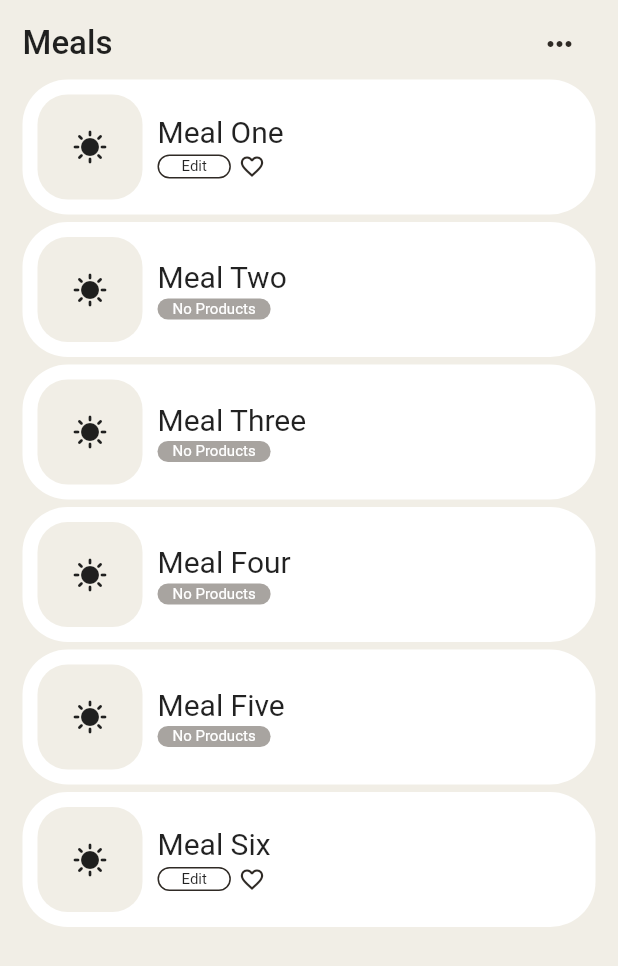
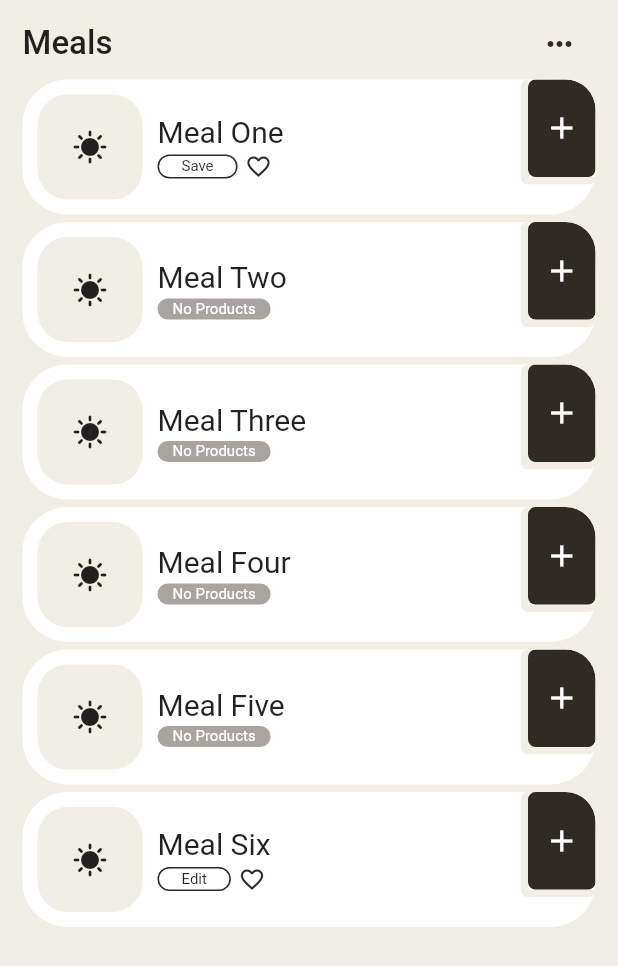
Before and after one commit to HassanIzhar123/Interview_Studio93, a Flutter app: the screen it shows after launch, after a tap on "Edit", on a phone screen of 412 x 824 dp. Shown: the top 966 px of the screen. Run offline on Flutter 3.47's test engine with Material 2 defaults, Android fonts, the phone set to English and light mode, and no system bars.

Commit message:
almost things are completed

```diff
--- a/lib/Model/Product.dart
+++ b/lib/Model/Product.dart
@@ -1,5 +1,6 @@
 class Product {
   String productName;
+  bool toBeDeleted = false;
 
   @override
   String toString() {
--- a/lib/Screens/normal_meals_screen.dart
+++ b/lib/Screens/normal_meals_screen.dart
@@ -11,11 +11,19 @@
 }
 
 class _NormalMealsScreenState extends State<NormalMealsScreen> {
-  List<Meals> list = [], defaultList = [];
+  List<Meals> list = [];
+  int _selectedIndex = -1;
+  int _selectedEditIndex = -1;
+  List<bool> _editModeList = [];
+  List<Product> _productsToDelete = []; // Temporary list to hold deleted products
 
   Meals makeMeal(String mealName, List<Product> products, int totalCalories) {
     Meals meals = Meals(mealName, Icons.sunny, products, totalCalories);
     return meals;
+  }
+
+  Product addDummyProduct() {
+    return Product("Spicy bacon Cheese Toast", 312);
   }
 
   @override
@@ -45,13 +53,9 @@
     // Product product2 = Product("Total", "624 Cals");
     List<Product> products6 = [product6, product7];
     list.add(makeMeal("Meal Six", products6, 0));
-
-    defaultList = list;
+    _editModeList = List.generate(list.length, (index) => false);
     super.initState();
   }
-
-  int _selectedIndex = -1;
-  int _selectedEditIndex = -1;
 
   @override
   Widget build(BuildContext context) {
@@ -79,11 +83,7 @@
                     ),
                   ),
                   IconButton(
-                    onPressed: () {
-                      setState(() {
-                        list = defaultList;
-                      });
-                    },
+                    onPressed: () {},
                     icon: const Icon(
                       Icons.more_horiz,
                       color: Color(0xFF2F2A25),
@@ -109,17 +109,13 @@
 
   Widget listItem(int position, String mealName, IconData iconData, List<Product> products) {
     final isExpanded = position == _selectedIndex;
-    final isSelectedForEdit = position == _selectedEditIndex;
+    final isEditSelected = _selectedEditIndex == position;
+    final isEditMode = _editModeList[position];
     return InkWell(
       onTap: () {
         log("onListItemClicked");
         if (products.isNotEmpty) {
           setState(() {
-            if (isSelectedForEdit) {
-              _selectedEditIndex = -1;
-            } else {
-              _selectedEditIndex = position;
-            }
             _selectedIndex = isExpanded ? -1 : position;
           });
         }
@@ -128,7 +124,7 @@
         margin: EdgeInsets.only(
           bottom: position != list.length - 1 ? 5.0 : 0.0,
         ),
-        padding: const EdgeInsets.all(10.0),
+        // padding: const EdgeInsets.all(10.0),
         decoration: const BoxDecoration(
           color: Color(0xFFFFFFFF),
           borderRadius: BorderRadius.all(
@@ -138,10 +134,19 @@
         child: Column(
           children: [
             Row(
+              mainAxisAlignment: MainAxisAlignment.spaceBetween,
+              crossAxisAlignment: CrossAxisAlignment.start,
+              children: [
+                Row(
                   children: [
                     Container(
                       height: 70.0,
                       width: 70.0,
+                      margin: const EdgeInsets.only(
+                        left: 10.0,
+                        top: 10.0,
+                        bottom: 10.0,
+                      ),
                       decoration: const BoxDecoration(
                         color: Color(0xFFF1EEE6),
                         borderRadius: BorderRadius.all(
@@ -168,7 +173,38 @@
                           height: 3.0,
                         ),
                         products.isNotEmpty
+                            ? isEditMode
                                 ? Row(
+                                    children: [
+                                      editButton(
+                                        "Save",
+                                        10.0,
+                                        FontWeight.w400,
+                                        const Color(0xFF2F2A25),
+                                        1.0,
+                                        onTap: () {
+                                          setState(() {
+                                            // Remove products marked for deletion
+                                            for (Product product in _productsToDelete) {
+                                              products.remove(product);
+                                            }
+                                            _editModeList[position] = false;
+                                            _selectedEditIndex = -1; // Clear edit mode
+                                            _productsToDelete.clear();
+                                          });
+                                        },
+                                      ),
+                                      const SizedBox(
+                                        width: 5.0,
+                                      ),
+                                      const Icon(
+                                        Icons.favorite_border,
+                                        size: 18.0,
+                                        color: Color(0xFF2F2A25),
+                                      ),
+                                    ],
+                                  )
+                                : Row(
                                     children: [
                                       editButton(
                                         "Edit",
@@ -178,11 +214,8 @@
                                         1.0,
                                         onTap: () {
                                           setState(() {
-                                    if (isSelectedForEdit) {
-                                      _selectedEditIndex = -1; // Cancel editing
-                                    } else {
-                                      _selectedEditIndex = position; // Start editing
-                                    }
+                                            _selectedEditIndex = position;
+                                            _editModeList[position] = true;
                                           });
                                         },
                                       ),
@@ -222,6 +255,66 @@
                     ),
                   ],
                 ),
+                InkWell(
+                  onTap: () {
+                    log("onadd button clicked $position");
+                    if (isExpanded) {
+                      setState(() {
+                        products.add(addDummyProduct());
+                      });
+                    }
+                  },
+                  child: SizedBox(
+                    height: 70.0,
+                    width: 50.0,
+                    child: ClipPath(
+                      clipper: const ShapeBorderClipper(
+                        shape: RoundedRectangleBorder(
+                          borderRadius: BorderRadius.only(
+                            topLeft: Radius.circular(5.0),
+                            topRight: Radius.circular(20.0),
+                            bottomLeft: Radius.circular(5.0),
+                            bottomRight: Radius.circular(5.0),
+                          ),
+                        ),
+                      ),
+                      child: Container(
+                        height: 70.0,
+                        width: 200.0,
+                        decoration: const BoxDecoration(
+                          // color: Colors.orange,
+                          border: Border(
+                            left: BorderSide(
+                              color: Color(0xFFF1EEE6),
+                              width: 5.0,
+                            ),
+                            bottom: BorderSide(
+                              color: Color(0xFFF1EEE6),
+                              width: 5.0,
+                            ),
+                          ),
+                        ),
+                        child: Container(
+                          decoration: const BoxDecoration(
+                            color: Color(0xFF302A25),
+                            borderRadius: BorderRadius.only(
+                              topLeft: Radius.circular(5.0),
+                              topRight: Radius.circular(20.0),
+                              bottomLeft: Radius.circular(5.0),
+                              bottomRight: Radius.circular(5.0),
+                            ),
+                          ),
+                          child: const Icon(
+                            Icons.add,
+                            color: Colors.white,
+                          ),
+                        ),
+                      ),
+                    ),
+                  ),
+                ),
+              ],
+            ),
             isExpanded
                 ? products.isNotEmpty
                     ? Column(
@@ -231,6 +324,11 @@
                             height: 10.0,
                           ),
                           Container(
+                            margin: const EdgeInsets.only(
+                              left: 10.0,
+                              right: 10.0,
+                              bottom: 10.0,
+                            ),
                             padding: const EdgeInsets.only(
                               left: 10.0,
                               right: 10.0,
@@ -282,7 +380,7 @@
                                               const SizedBox(
                                                 width: 5.0,
                                               ),
-                                              isSelectedForEdit
+                                              !isEditSelected
                                                   ? IconButton(
                                                       padding: EdgeInsets.zero,
                                                       constraints: const BoxConstraints(),
@@ -297,7 +395,7 @@
                                                       constraints: const BoxConstraints(),
                                                       onPressed: () {
                                                         setState(() {
-                                                          products.removeAt(productPosition);
+                                                          _productsToDelete.add(products[productPosition]);
                                                         });
                                                       },
                                                       icon: const Icon(
@@ -325,17 +423,14 @@
                                           children: [
                                             const Text(
                                               "Total",
-                                              style: TextStyle(
-                                                  fontSize: 15.0,
-                                                  fontWeight: FontWeight.w400,
-                                                  color: Color(0xFF94B69E)),
+                                              style: TextStyle(fontSize: 15.0, fontWeight: FontWeight.w400, color: Color(0xFF94B69E)),
                                             ),
                                             Container(
                                               margin: const EdgeInsets.only(
                                                 right: 30.0,
                                               ),
                                               child: Text(
-                                                getAllProductsCalories(products).toString(),
+                                                "${getAllProductsCalories(products).toInt().toString()} Cals",
                                                 style: const TextStyle(
                                                   fontSize: 15.0,
                                                   fontWeight: FontWeight.w400,
@@ -364,8 +459,7 @@
     );
   }
 
-  Widget editButton(String text, double fontSize, FontWeight fontWeight, Color borderColor, borderWidth,
-      {required Function() onTap}) {
+  Widget editButton(String text, double fontSize, FontWeight fontWeight, Color borderColor, borderWidth, {required Function() onTap}) {
     return InkWell(
       onTap: () {
         onTap();
--- a/pubspec.yaml
+++ b/pubspec.yaml
@@ -27,5 +27,3 @@
 flutter:
 
   uses-material-design: true
-  assets:
-    - assets/svg/
```
Also changed, not shown: pubspec.lock, 1 other file. Lines whose indentation alone changed are shown as unchanged.
